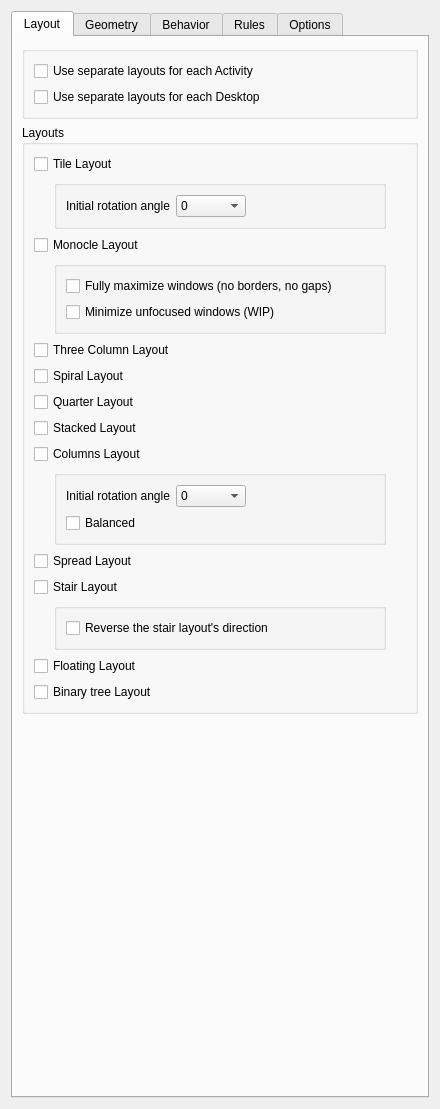
Before: the Qt Designer form res/config.ui in uberkael/krohnkite, drawn with Qt 5.
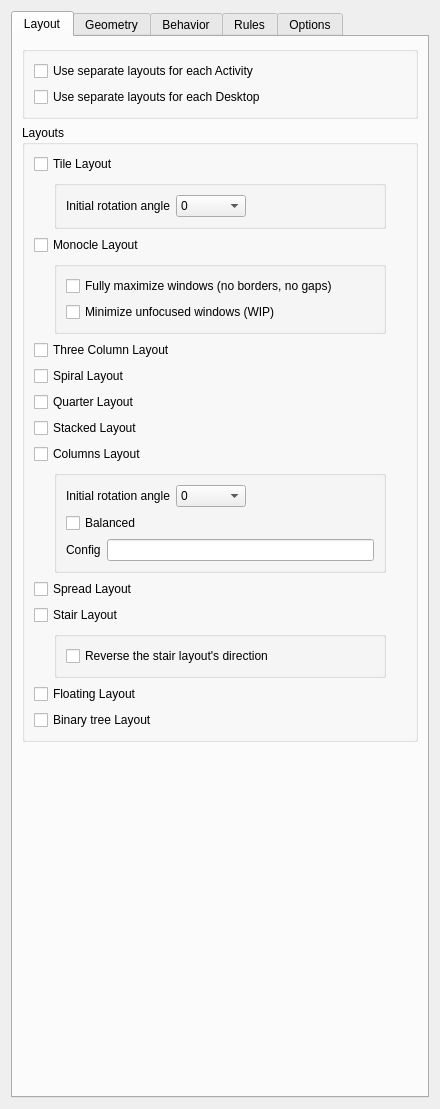
After: the same form once the commit is applied.

Commit message: Columns Layout. Added the ability to configure the default number of columns and their weights

```diff
--- a/res/config.ui
+++ b/res/config.ui
@@ -257,21 +257,8 @@
               <property name="title">
                <string/>
               </property>
-              <layout class="QGridLayout" name="gridLayout_3">
-               <item row="0" column="1">
-                <spacer name="horizontalSpacer">
-                 <property name="orientation">
-                  <enum>Qt::Orientation::Horizontal</enum>
-                 </property>
-                 <property name="sizeHint" stdset="0">
-                  <size>
-                   <width>40</width>
-                   <height>20</height>
-                  </size>
-                 </property>
-                </spacer>
-               </item>
-               <item row="0" column="0">
+              <layout class="QVBoxLayout" name="verticalLayout_11">
+               <item>
                 <layout class="QHBoxLayout" name="horizontalLayout_4">
                  <item>
                   <widget class="QLabel" name="tileLabel12">
@@ -310,9 +297,22 @@
                    </item>
                   </widget>
                  </item>
+                 <item>
+                  <spacer name="horizontalSpacer">
+                   <property name="orientation">
+                    <enum>Qt::Orientation::Horizontal</enum>
+                   </property>
+                   <property name="sizeHint" stdset="0">
+                    <size>
+                     <width>40</width>
+                     <height>20</height>
+                    </size>
+                   </property>
+                  </spacer>
+                 </item>
                 </layout>
                </item>
-               <item row="1" column="0">
+               <item>
                 <widget class="QCheckBox" name="kcfg_columnsBalanced">
                  <property name="toolTip">
                   <string>Creating a new window in the shortest column</string>
@@ -322,6 +322,24 @@
                  </property>
                 </widget>
                </item>
+               <item>
+                <layout class="QHBoxLayout" name="hLayout_columnsConf">
+                 <item>
+                  <widget class="QLabel" name="lbl_columsLayerConf">
+                   <property name="text">
+                    <string>Config</string>
+                   </property>
+                  </widget>
+                 </item>
+                 <item>
+                  <widget class="QLineEdit" name="kcfg_columnsLayerConf">
+                   <property name="toolTip">
+                    <string>&lt;html&gt;&lt;head/&gt;&lt;body&gt;&lt;p&gt;Comma-separated list OutputName:VirtualDesktopName:ActivityName:ColumnWeight:ColumnWeight:... OutputName value you will see if run KSystemLog and type krohnkite in filter string. The data will right under Krohenkite start string.If all weights are equal they will not be taken into account &lt;/p&gt;&lt;p&gt;  Example: Any monitors 3 columns without weights:&lt;/p&gt;&lt;p&gt; :::1:1:1&lt;/p&gt;&lt;p&gt;Example with desktop name and activity id 3 columns the third one is twice as big as the first two:&lt;/p&gt;&lt;p&gt; HDMI-A-1:Desktop 1:99e10d31-e8f3-44aa-bbed-2a543f13fa54:1:1:2&lt;/p&gt;&lt;/body&gt;&lt;/html&gt;</string>
+                   </property>
+                  </widget>
+                 </item>
+                </layout>
+               </item>
               </layout>
              </widget>
             </item>
```
Left out of the diff: 4 changed lines with no effect on the pictures. The commit also changes 7 other files.
